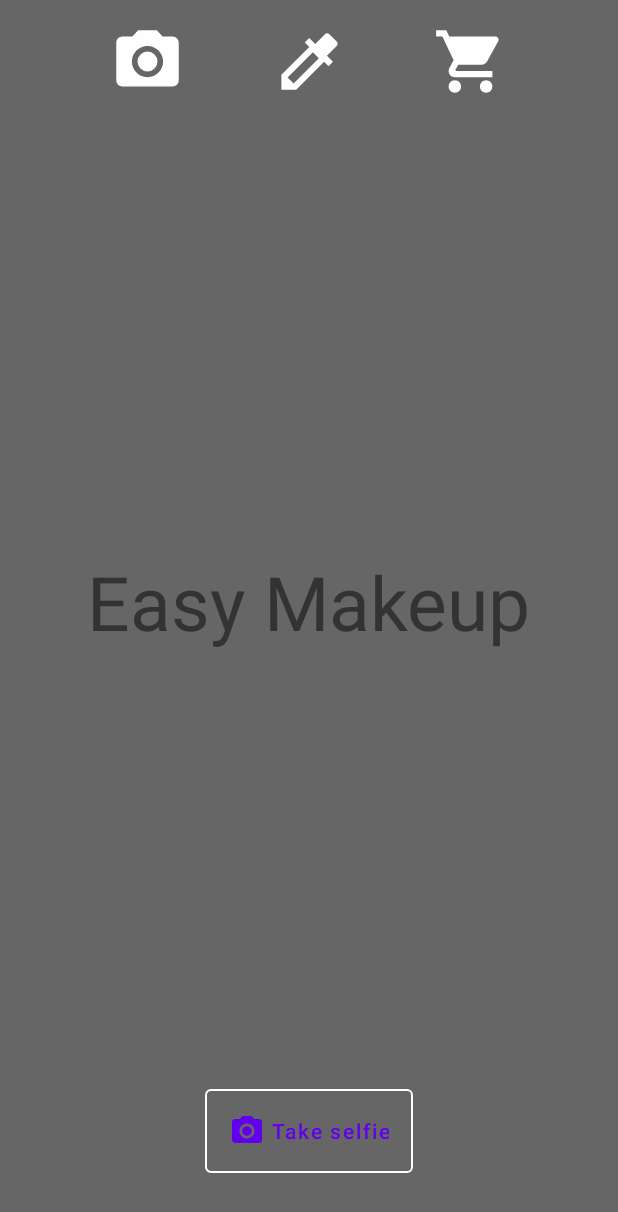
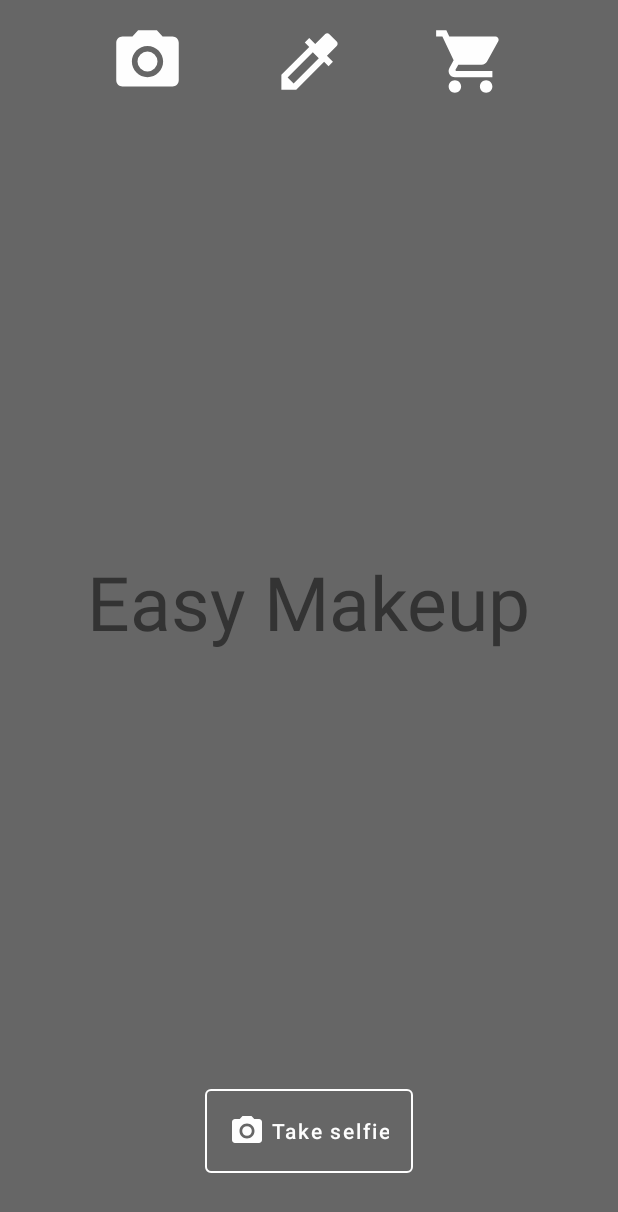
Before and after one commit to milosursulovic/easy-makeup, an Android app: the screen it shows after launch (MainActivity), on a phone screen of 412 x 824 dp. Shown: the top 1212 px of the screen. Run offline under Robolectric (Android 15) with nearby library versions, the phone set to English and light mode, and no system bars; our stand-ins replace Dagger/Hilt's generated code.

Commit message:
Change material button on start fragment

```diff
--- a/app/src/main/res/layout/fragment_start.xml
+++ b/app/src/main/res/layout/fragment_start.xml
@@ -34,6 +34,8 @@
         android:textAllCaps="false"
         app:icon="@drawable/ic_camera"
         app:iconGravity="textStart"
+        android:textColor="@color/ep_white"
+        app:iconTint="@color/ep_white"
         app:layout_constraintBottom_toBottomOf="parent"
         app:layout_constraintEnd_toEndOf="parent"
         app:layout_constraintStart_toStartOf="parent"
```
